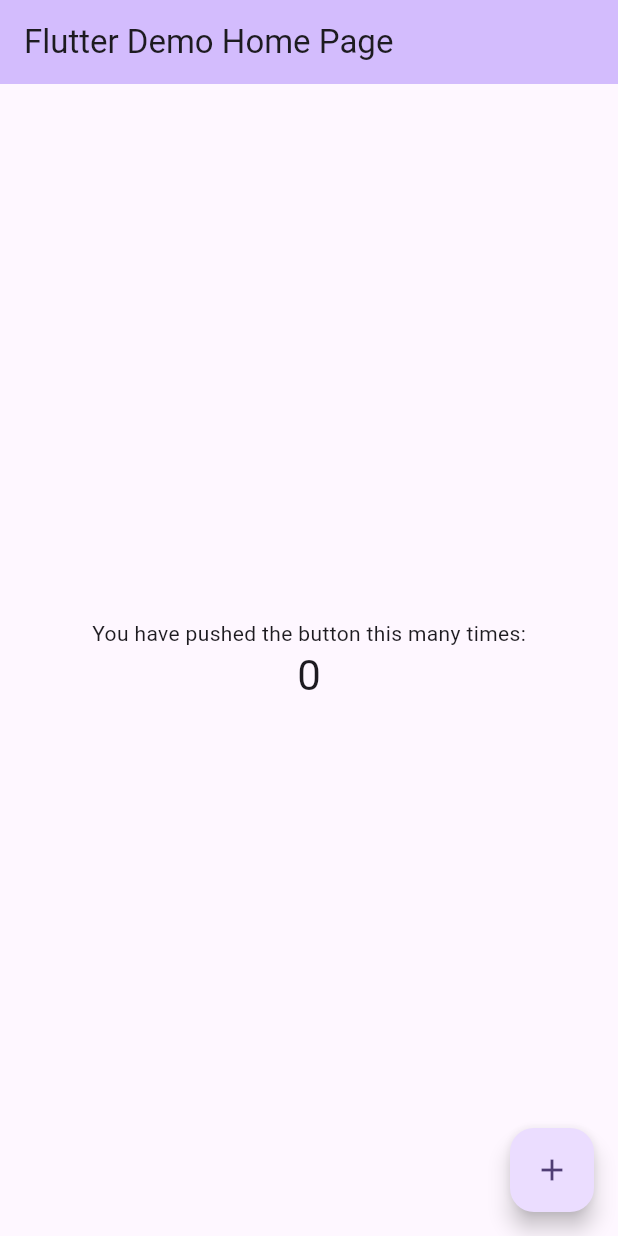
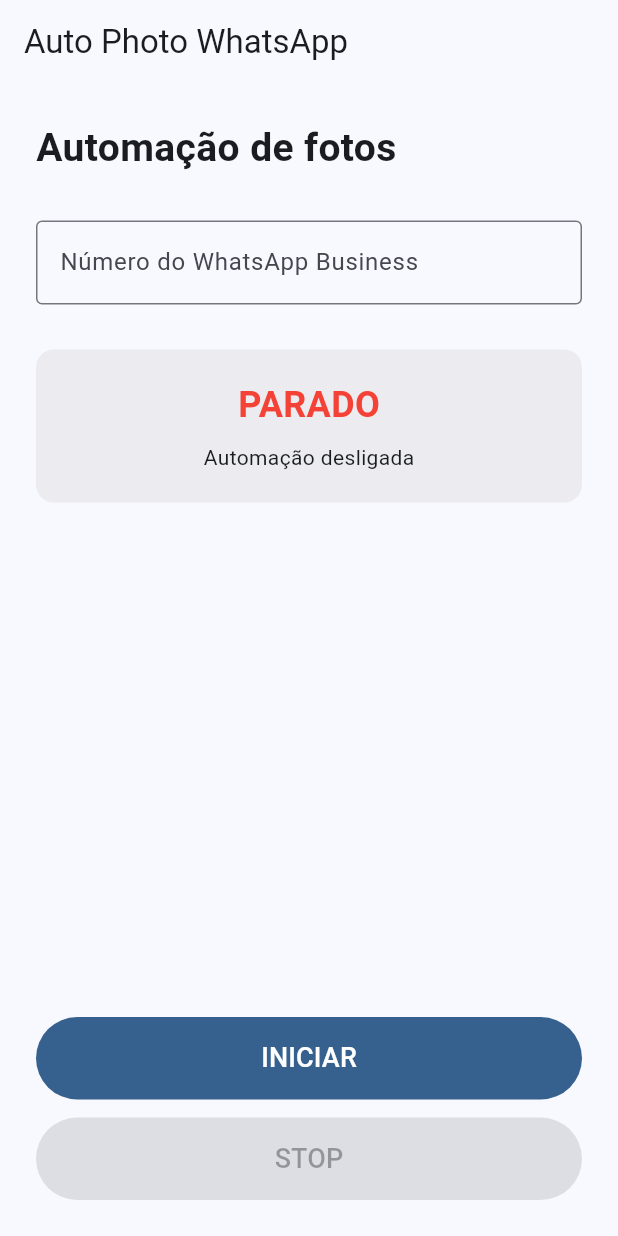
Before and after one commit to natanp79/auto_photo_whatsapp, a Flutter app: the screen it shows after launch, on a phone screen of 412 x 824 dp. Run offline on Flutter 3.47's test engine with Material 3 defaults, Android fonts, the phone set to English and light mode, and no system bars.

Commit message:
cria interface inicial da automacao

```diff
--- a/lib/main.dart
+++ b/lib/main.dart
@@ -1,122 +1,143 @@
 import 'package:flutter/material.dart';
 
 void main() {
-  runApp(const MyApp());
+  runApp(const AutoPhotoApp());
 }
 
-class MyApp extends StatelessWidget {
-  const MyApp({super.key});
+class AutoPhotoApp extends StatelessWidget {
+  const AutoPhotoApp({super.key});
 
-  // This widget is the root of your application.
   @override
   Widget build(BuildContext context) {
     return MaterialApp(
-      title: 'Flutter Demo',
+      debugShowCheckedModeBanner: false,
+      title: 'Auto Photo WhatsApp',
       theme: ThemeData(
-        // This is the theme of your application.
-        //
-        // TRY THIS: Try running your application with "flutter run". You'll see
-        // the application has a purple toolbar. Then, without quitting the app,
-        // try changing the seedColor in the colorScheme below to Colors.green
-        // and then invoke "hot reload" (save your changes or press the "hot
-        // reload" button in a Flutter-supported IDE, or press "r" if you used
-        // the command line to start the app).
-        //
-        // Notice that the counter didn't reset back to zero; the application
-        // state is not lost during the reload. To reset the state, use hot
-        // restart instead.
-        //
-        // This works for code too, not just values: Most code changes can be
-        // tested with just a hot reload.
-        colorScheme: .fromSeed(seedColor: Colors.deepPurple),
+        colorScheme: ColorScheme.fromSeed(
+          seedColor: Colors.blue,
+        ),
+        useMaterial3: true,
       ),
-      home: const MyHomePage(title: 'Flutter Demo Home Page'),
+      home: const HomePage(),
     );
   }
 }
 
-class MyHomePage extends StatefulWidget {
-  const MyHomePage({super.key, required this.title});
-
-  // This widget is the home page of your application. It is stateful, meaning
-  // that it has a State object (defined below) that contains fields that affect
-  // how it looks.
-
-  // This class is the configuration for the state. It holds the values (in this
-  // case the title) provided by the parent (in this case the App widget) and
-  // used by the build method of the State. Fields in a Widget subclass are
-  // always marked "final".
-
-  final String title;
+class HomePage extends StatefulWidget {
+  const HomePage({super.key});
 
   @override
-  State<MyHomePage> createState() => _MyHomePageState();
+  State<HomePage> createState() => _HomePageState();
 }
 
-class _MyHomePageState extends State<MyHomePage> {
-  int _counter = 0;
+class _HomePageState extends State<HomePage> {
+  bool running = false;
 
-  void _incrementCounter() {
+  void startAutomation() {
     setState(() {
-      // This call to setState tells the Flutter framework that something has
-      // changed in this State, which causes it to rerun the build method below
-      // so that the display can reflect the updated values. If we changed
-      // _counter without calling setState(), then the build method would not be
-      // called again, and so nothing would appear to happen.
-      _counter++;
+      running = true;
+    });
+  }
+
+  void stopAutomation() {
+    setState(() {
+      running = false;
     });
   }
 
   @override
   Widget build(BuildContext context) {
-    // This method is rerun every time setState is called, for instance as done
-    // by the _incrementCounter method above.
-    //
-    // The Flutter framework has been optimized to make rerunning build methods
-    // fast, so that you can just rebuild anything that needs updating rather
-    // than having to individually change instances of widgets.
     return Scaffold(
       appBar: AppBar(
-        // TRY THIS: Try changing the color here to a specific color (to
-        // Colors.amber, perhaps?) and trigger a hot reload to see the AppBar
-        // change color while the other colors stay the same.
-        backgroundColor: Theme.of(context).colorScheme.inversePrimary,
-        // Here we take the value from the MyHomePage object that was created by
-        // the App.build method, and use it to set our appbar title.
-        title: Text(widget.title),
+        title: const Text('Auto Photo WhatsApp'),
       ),
-      body: Center(
-        // Center is a layout widget. It takes a single child and positions it
-        // in the middle of the parent.
+      body: Padding(
+        padding: const EdgeInsets.all(24),
         child: Column(
-          // Column is also a layout widget. It takes a list of children and
-          // arranges them vertically. By default, it sizes itself to fit its
-          // children horizontally, and tries to be as tall as its parent.
-          //
-          // Column has various properties to control how it sizes itself and
-          // how it positions its children. Here we use mainAxisAlignment to
-          // center the children vertically; the main axis here is the vertical
-          // axis because Columns are vertical (the cross axis would be
-          // horizontal).
-          //
-          // TRY THIS: Invoke "debug painting" (choose the "Toggle Debug Paint"
-          // action in the IDE, or press "p" in the console), to see the
-          // wireframe for each widget.
-          mainAxisAlignment: .center,
+          crossAxisAlignment: CrossAxisAlignment.stretch,
           children: [
-            const Text('You have pushed the button this many times:'),
-            Text(
-              '$_counter',
-              style: Theme.of(context).textTheme.headlineMedium,
+            const Text(
+              'Automação de fotos',
+              style: TextStyle(
+                fontSize: 26,
+                fontWeight: FontWeight.bold,
+              ),
+            ),
+
+            const SizedBox(height: 30),
+
+            TextField(
+              keyboardType: TextInputType.phone,
+              decoration: const InputDecoration(
+                labelText: 'Número do WhatsApp Business',
+                hintText: '+55 11 99999-9999',
+                border: OutlineInputBorder(),
+              ),
+            ),
+
+            const SizedBox(height: 30),
+
+            Container(
+              padding: const EdgeInsets.all(20),
+              decoration: BoxDecoration(
+                borderRadius: BorderRadius.circular(12),
+                color: running
+                    ? Colors.green.withValues(alpha: 0.15)
+                    : Colors.grey.withValues(alpha: 0.15),
+              ),
+              child: Column(
+                children: [
+                  Text(
+                    running ? 'ATIVO' : 'PARADO',
+                    style: TextStyle(
+                      fontSize: 24,
+                      fontWeight: FontWeight.bold,
+                      color: running ? Colors.green : Colors.red,
+                    ),
+                  ),
+
+                  const SizedBox(height: 8),
+
+                  Text(
+                    running
+                        ? 'Automação em execução'
+                        : 'Automação desligada',
+                  ),
+                ],
+              ),
+            ),
+
+            const Spacer(),
+
+            SizedBox(
+              height: 55,
+              child: FilledButton(
+                onPressed: running ? null : startAutomation,
+                child: const Text(
+                  'INICIAR',
+                  style: TextStyle(fontSize: 18),
+                ),
+              ),
+            ),
+
+            const SizedBox(height: 12),
+
+            SizedBox(
+              height: 55,
+              child: FilledButton(
+                onPressed: running ? stopAutomation : null,
+                style: FilledButton.styleFrom(
+                  backgroundColor: Colors.red,
+                ),
+                child: const Text(
+                  'STOP',
+                  style: TextStyle(fontSize: 18),
+                ),
+              ),
             ),
           ],
         ),
       ),
-      floatingActionButton: FloatingActionButton(
-        onPressed: _incrementCounter,
-        tooltip: 'Increment',
-        child: const Icon(Icons.add),
-      ),
     );
   }
 }
```
